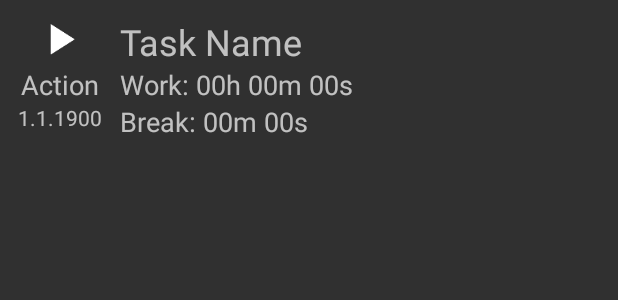
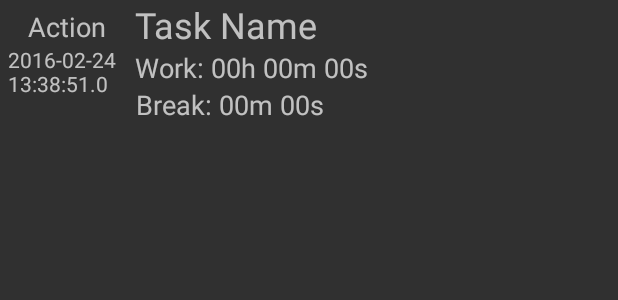
Before and after one commit to Oxydation/TaskTracker, an Android app: the layout statistics_item.xml on its own in the app's theme, with its tools: preview values and no code run, on a phone screen of 412 x 824 dp. Shown: the top 300 px of the screen. Run offline under Robolectric (Android 15) with nearby library versions, the phone set to English and light mode, and no system bars.

Commit message:
Improvd statistics view

```diff
--- a/app/src/main/res/layout/statistics_item.xml
+++ b/app/src/main/res/layout/statistics_item.xml
@@ -5,20 +5,12 @@
 
     <LinearLayout
         android:id="@+id/linearLayoutLeft"
-        android:layout_width="80dp"
+        android:layout_width="90dp"
         android:layout_height="wrap_content"
         android:orientation="vertical"
-        android:padding="5dp">
-
-        <ImageView
-            android:id="@+id/statisticThumbnail"
-            android:layout_width="35dp"
-            android:layout_height="35dp"
-            android:layout_gravity="center_horizontal"
-            android:layout_marginTop="3dp"
-            android:contentDescription="@string/task_item_description"
-            android:scaleType="fitStart"
-            android:src="@drawable/ic_play_arrow_white_48dp" />
+        android:padding="5dp"
+        android:layout_alignParentBottom="true"
+        android:layout_alignParentTop="true">
 
         <TextView
             android:id="@+id/tvAction"
@@ -35,23 +27,26 @@
             android:layout_gravity="center_horizontal"
             android:text="@string/statistic_timestamp_default"
             android:textSize="14sp" />
+
     </LinearLayout>
 
     <LinearLayout
         android:id="@+id/linearLayoutRight"
         android:layout_width="wrap_content"
         android:layout_height="wrap_content"
-        android:layout_alignBottom="@+id/linearLayoutLeft"
         android:layout_alignParentEnd="true"
         android:layout_alignParentRight="true"
+        android:layout_alignParentTop="true"
         android:layout_toEndOf="@+id/linearLayoutLeft"
         android:layout_toRightOf="@+id/linearLayoutLeft"
-        android:orientation="vertical">
+        android:orientation="vertical"
+        android:layout_alignParentBottom="true">
 
         <TextView
             android:id="@+id/tvTaskName"
             android:layout_width="wrap_content"
             android:layout_height="wrap_content"
+            android:gravity="center"
             android:text="@string/list_item_name"
             android:textSize="24sp" />
 
@@ -59,6 +54,7 @@
             android:id="@+id/tvWorkTime"
             android:layout_width="wrap_content"
             android:layout_height="wrap_content"
+            android:gravity="center"
             android:text="@string/statistics_worktime_default"
             android:textSize="18sp" />
 
@@ -66,6 +62,7 @@
             android:id="@+id/tvBreakTime"
             android:layout_width="wrap_content"
             android:layout_height="wrap_content"
+            android:gravity="center"
             android:text="@string/statistics_breaktime_default"
             android:textSize="18sp" />
 
--- a/app/src/main/res/values/strings.xml
+++ b/app/src/main/res/values/strings.xml
@@ -54,7 +54,7 @@
     <string name="title_activity_statistics">Statistic</string>
     <string name="statistic_list_empty">No previous statistic data found.</string>
     <string name="statistic_action_default">Action</string>
-    <string name="statistic_timestamp_default">1.1.1900</string>
+    <string name="statistic_timestamp_default">2016-02-24 13:38:51.0</string>
     <string name="statistics_worktime_default">Work: 00h 00m 00s</string>
     <string name="statistics_breaktime_default">Break: 00m 00s</string>
 </resources>
```
Also changed, not shown: app/src/main/java/com/mathias/apps/tasktracker/adapters/StatisticsCursorAdapter.java (+19 -27 lines).
